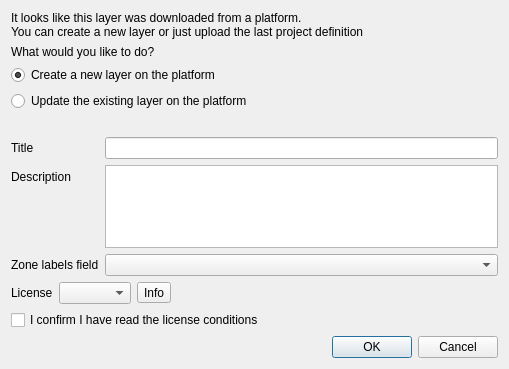
Above: ui/ui_upload_settings.ui from gem/oq-irmt-qgis before the change. Below: the same form after it.
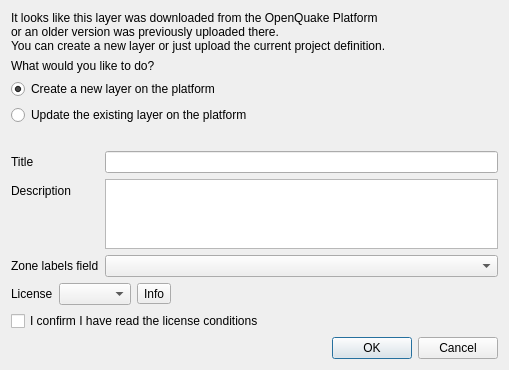
That is the form after the change.

The edit to the form file:
```diff
--- a/ui/ui_upload_settings.ui
+++ b/ui/ui_upload_settings.ui
@@ -17,8 +17,9 @@
    <item>
     <widget class="QLabel" name="situation_lbl">
      <property name="text">
-      <string>It looks like this layer was downloaded from a platform. 
-You can create a new layer or just upload the last project definition</string>
+         <string>It looks like this layer was downloaded from the OpenQuake Platform
+or an older version was previously uploaded there.
+You can create a new layer or just upload the current project definition.</string>
      </property>
     </widget>
    </item>
```
